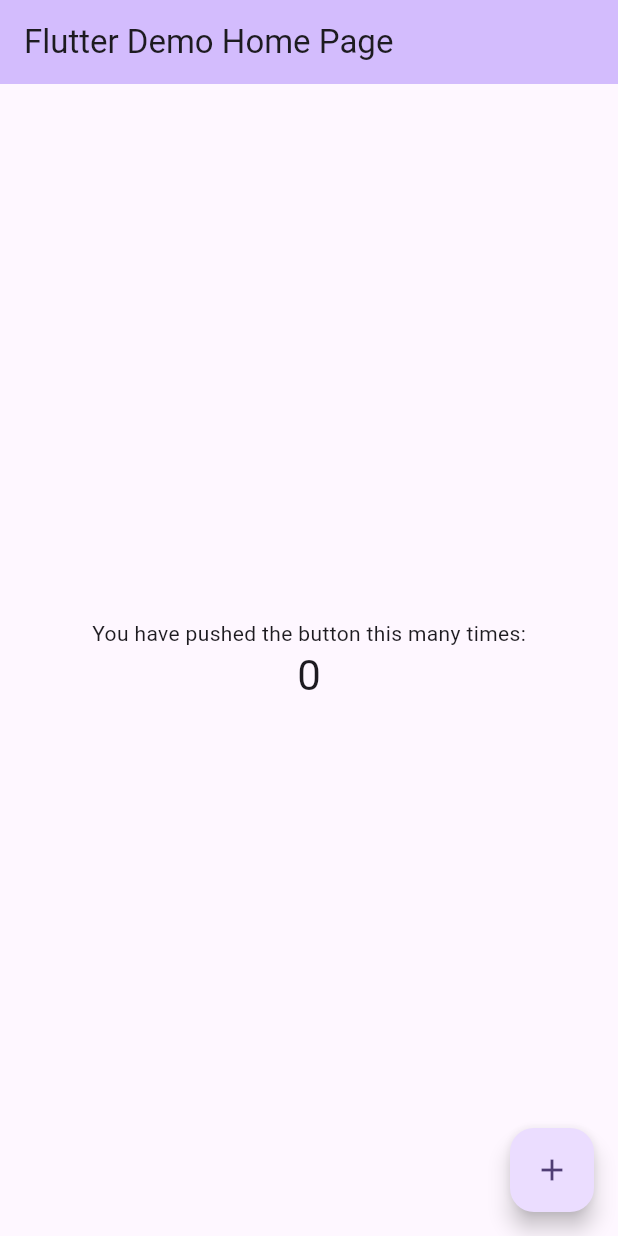
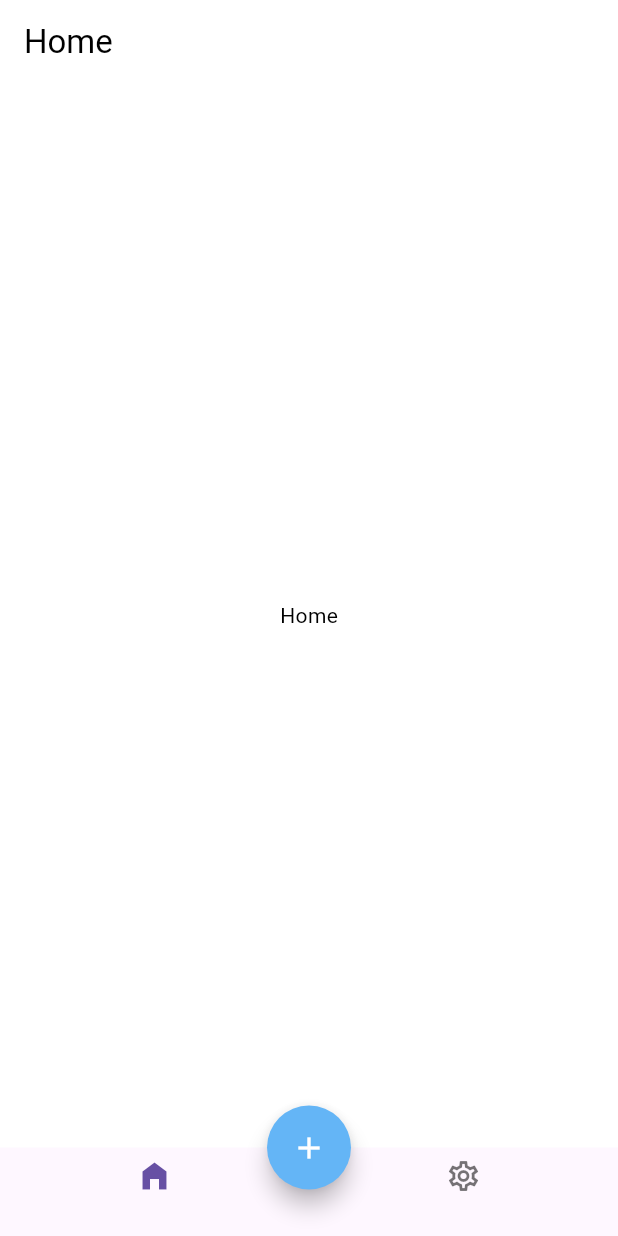
Before and after one commit to IamHuaruHafiz/What-To-Do, a Flutter app: the screen it shows after launch, on a phone screen of 412 x 824 dp. Run offline on Flutter 3.47's test engine with Material 3 defaults, Android fonts, the phone set to English and light mode, and no system bars.

Commit message:
second commit

```diff
--- a/lib/main.dart
+++ b/lib/main.dart
@@ -1,125 +1,27 @@
 import 'package:flutter/material.dart';
+import 'package:provider/provider.dart';
+import 'package:what_to_do/screens/navigation.dart';
+import 'package:what_to_do/theme/theme_provider.dart';
 
 void main() {
-  runApp(const MyApp());
+  runApp(
+    ChangeNotifierProvider(
+      create: (_) => ThemeProvider(),
+      child: const MyApp(),
+    ),
+  );
 }
 
 class MyApp extends StatelessWidget {
   const MyApp({super.key});
 
-  // This widget is the root of your application.
   @override
   Widget build(BuildContext context) {
     return MaterialApp(
-      title: 'Flutter Demo',
-      theme: ThemeData(
-        // This is the theme of your application.
-        //
-        // TRY THIS: Try running your application with "flutter run". You'll see
-        // the application has a purple toolbar. Then, without quitting the app,
-        // try changing the seedColor in the colorScheme below to Colors.green
-        // and then invoke "hot reload" (save your changes or press the "hot
-        // reload" button in a Flutter-supported IDE, or press "r" if you used
-        // the command line to start the app).
-        //
-        // Notice that the counter didn't reset back to zero; the application
-        // state is not lost during the reload. To reset the state, use hot
-        // restart instead.
-        //
-        // This works for code too, not just values: Most code changes can be
-        // tested with just a hot reload.
-        colorScheme: ColorScheme.fromSeed(seedColor: Colors.deepPurple),
-        useMaterial3: true,
-      ),
-      home: const MyHomePage(title: 'Flutter Demo Home Page'),
+      debugShowCheckedModeBanner: false,
+      title: 'UpTodo',
+      theme: Provider.of<ThemeProvider>(context).themeData,
+      home: const NavigationScreen(),
     );
   }
 }
-
-class MyHomePage extends StatefulWidget {
-  const MyHomePage({super.key, required this.title});
-
-  // This widget is the home page of your application. It is stateful, meaning
-  // that it has a State object (defined below) that contains fields that affect
-  // how it looks.
-
-  // This class is the configuration for the state. It holds the values (in this
-  // case the title) provided by the parent (in this case the App widget) and
-  // used by the build method of the State. Fields in a Widget subclass are
-  // always marked "final".
-
-  final String title;
-
-  @override
-  State<MyHomePage> createState() => _MyHomePageState();
-}
-
-class _MyHomePageState extends State<MyHomePage> {
-  int _counter = 0;
-
-  void _incrementCounter() {
-    setState(() {
-      // This call to setState tells the Flutter framework that something has
-      // changed in this State, which causes it to rerun the build method below
-      // so that the display can reflect the updated values. If we changed
-      // _counter without calling setState(), then the build method would not be
-      // called again, and so nothing would appear to happen.
-      _counter++;
-    });
-  }
-
-  @override
-  Widget build(BuildContext context) {
-    // This method is rerun every time setState is called, for instance as done
-    // by the _incrementCounter method above.
-    //
-    // The Flutter framework has been optimized to make rerunning build methods
-    // fast, so that you can just rebuild anything that needs updating rather
-    // than having to individually change instances of widgets.
-    return Scaffold(
-      appBar: AppBar(
-        // TRY THIS: Try changing the color here to a specific color (to
-        // Colors.amber, perhaps?) and trigger a hot reload to see the AppBar
-        // change color while the other colors stay the same.
-        backgroundColor: Theme.of(context).colorScheme.inversePrimary,
-        // Here we take the value from the MyHomePage object that was created by
-        // the App.build method, and use it to set our appbar title.
-        title: Text(widget.title),
-      ),
-      body: Center(
-        // Center is a layout widget. It takes a single child and positions it
-        // in the middle of the parent.
-        child: Column(
-          // Column is also a layout widget. It takes a list of children and
-          // arranges them vertically. By default, it sizes itself to fit its
-          // children horizontally, and tries to be as tall as its parent.
-          //
-          // Column has various properties to control how it sizes itself and
-          // how it positions its children. Here we use mainAxisAlignment to
-          // center the children vertically; the main axis here is the vertical
-          // axis because Columns are vertical (the cross axis would be
-          // horizontal).
-          //
-          // TRY THIS: Invoke "debug painting" (choose the "Toggle Debug Paint"
-          // action in the IDE, or press "p" in the console), to see the
-          // wireframe for each widget.
-          mainAxisAlignment: MainAxisAlignment.center,
-          children: <Widget>[
-            const Text(
-              'You have pushed the button this many times:',
-            ),
-            Text(
-              '$_counter',
-              style: Theme.of(context).textTheme.headlineMedium,
-            ),
-          ],
-        ),
-      ),
-      floatingActionButton: FloatingActionButton(
-        onPressed: _incrementCounter,
-        tooltip: 'Increment',
-        child: const Icon(Icons.add),
-      ), // This trailing comma makes auto-formatting nicer for build methods.
-    );
-  }
-}
--- /dev/null
+++ b/lib/screens/home.dart
@@ -0,0 +1,22 @@
+import 'package:flutter/material.dart';
+
+class HomeScreen extends StatefulWidget {
+  const HomeScreen({super.key});
+
+  @override
+  State<HomeScreen> createState() => _HomeScreenState();
+}
+
+class _HomeScreenState extends State<HomeScreen> {
+  @override
+  Widget build(BuildContext context) {
+    return Scaffold(
+      appBar: AppBar(
+        title: const Text("Home"),
+      ),
+      body: const Center(
+        child: Text("Home"),
+      ),
+    );
+  }
+}
--- /dev/null
+++ b/lib/screens/navigation.dart
@@ -0,0 +1,58 @@
+import 'package:flutter/material.dart';
+import 'package:what_to_do/screens/home.dart';
+import 'package:what_to_do/screens/settings.dart';
+
+class NavigationScreen extends StatefulWidget {
+  const NavigationScreen({super.key});
+
+  @override
+  State<NavigationScreen> createState() => _NavigationScreenState();
+}
+
+class _NavigationScreenState extends State<NavigationScreen> {
+  int currentIndex = 0;
+  static final List<Widget> _widgetOptions = [
+    const HomeScreen(),
+    const SettingsScreen(),
+  ];
+  @override
+  Widget build(BuildContext context) {
+    return Scaffold(
+      floatingActionButton: FloatingActionButton(
+        shape: RoundedRectangleBorder(borderRadius: BorderRadius.circular(50)),
+        onPressed: () {},
+        child: const Icon(Icons.add_outlined),
+      ),
+      floatingActionButtonLocation:
+          FloatingActionButtonLocation.miniCenterDocked,
+      bottomNavigationBar: Theme(
+        data: ThemeData(
+          splashColor: Colors.transparent,
+          highlightColor: Colors.transparent,
+        ),
+        child: BottomNavigationBar(
+            backgroundColor: null,
+            onTap: (val) {
+              setState(() {
+                currentIndex = val;
+              });
+            },
+            currentIndex: currentIndex,
+            elevation: 0,
+            items: const [
+              BottomNavigationBarItem(
+                backgroundColor: Colors.transparent,
+                label: "",
+                icon: Icon(Icons.home_filled),
+              ),
+              BottomNavigationBarItem(
+                label: "",
+                icon: Icon(Icons.settings_outlined),
+              )
+            ]),
+      ),
+      backgroundColor: Theme.of(context).colorScheme.background,
+      body: _widgetOptions[currentIndex],
+    );
+  }
+}
--- /dev/null
+++ b/lib/screens/settings.dart
@@ -0,0 +1,25 @@
+import 'package:flutter/material.dart';
+import 'package:provider/provider.dart';
+import 'package:what_to_do/theme/theme_provider.dart';
+
+class SettingsScreen extends StatefulWidget {
+  const SettingsScreen({super.key});
+
+  @override
+  State<SettingsScreen> createState() => _SettingsScreenState();
+}
+
+class _SettingsScreenState extends State<SettingsScreen> {
+  @override
+  Widget build(BuildContext context) {
+    return Scaffold(
+      body: Center(
+        child: IconButton(
+            onPressed: () {
+              Provider.of<ThemeProvider>(context, listen: false).toggleTheme();
+            },
+            icon: const Icon(Icons.dark_mode)),
+      ),
+    );
+  }
+}
--- /dev/null
+++ b/lib/theme/theme.dart
@@ -0,0 +1,16 @@
+import 'package:flutter/material.dart';
+
+ThemeData lightTheme = ThemeData(
+    brightness: Brightness.light,
+    colorScheme: ColorScheme.light(
+      background: Colors.white,
+      primary: Colors.blue.shade300,
+      secondary: Colors.black12,
+    ));
+ThemeData darkTheme = ThemeData(
+    brightness: Brightness.dark,
+    colorScheme: ColorScheme.dark(
+      background: Colors.white12,
+      primary: Colors.blue.shade800,
+      secondary: Colors.white10,
+    ));
--- /dev/null
+++ b/lib/theme/theme_provider.dart
@@ -0,0 +1,20 @@
+import 'package:flutter/material.dart';
+import 'package:what_to_do/theme/theme.dart';
+
+class ThemeProvider extends ChangeNotifier {
+  ThemeData _themeData = lightTheme;
+  ThemeData get themeData => _themeData;
+
+  set themeData(ThemeData themeData) {
+    _themeData = themeData;
+    notifyListeners();
+  }
+
+  toggleTheme() {
+    if (_themeData == lightTheme) {
+      themeData = darkTheme;
+    } else {
+      themeData = lightTheme;
+    }
+  }
+}
--- a/pubspec.yaml
+++ b/pubspec.yaml
@@ -36,6 +36,9 @@ dependencies:
   # Use with the CupertinoIcons class for iOS style icons.
   cupertino_icons: ^1.0.2
   provider: ^6.1.1
+  sqflite: ^2.3.0
+  path: ^1.8.3
+  intl: ^0.19.0
 
 dev_dependencies:
   flutter_test:
```
Also changed, not shown: pubspec.lock, 1 other file.
